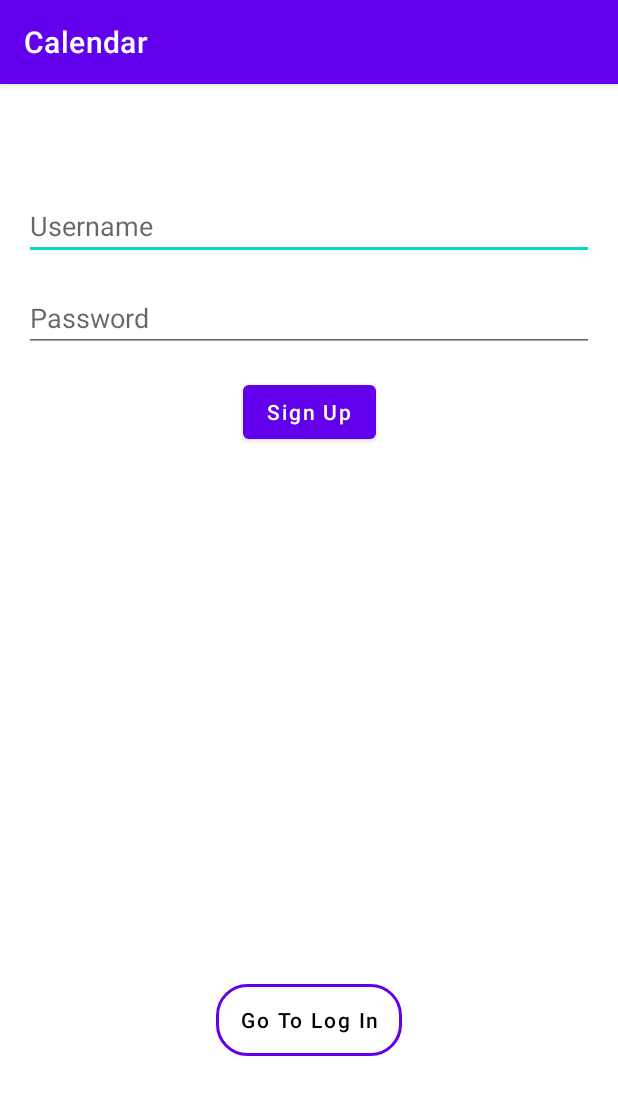
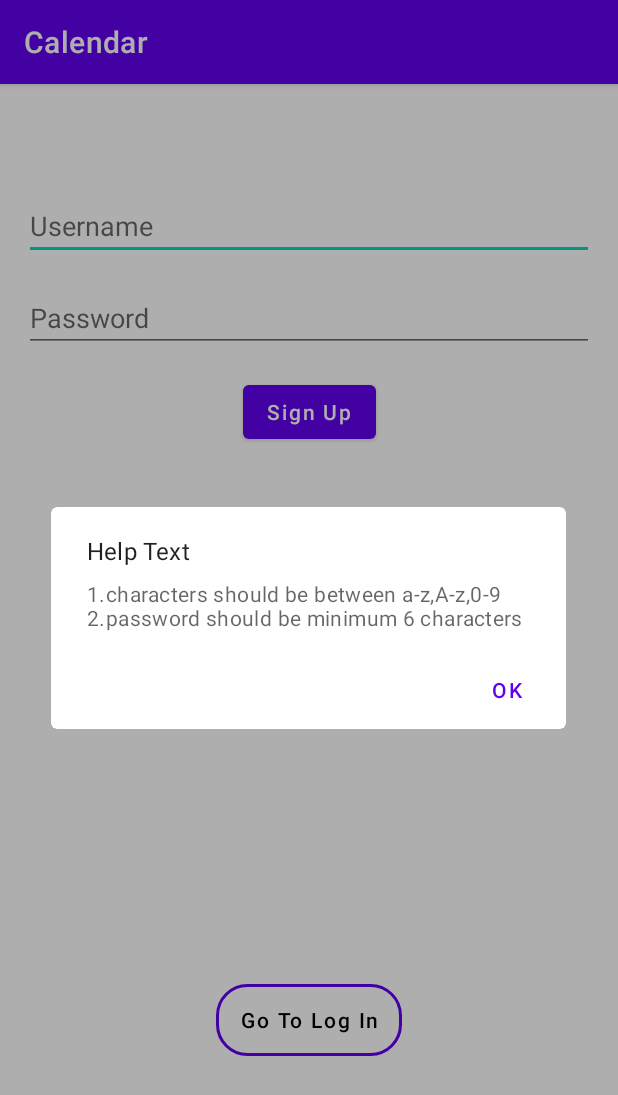
Before and after one commit to stsaikat/weeklycalendar, an Android app: the screen it shows after launch (LogInActivity), after a tap on "Sign Up", on a phone screen of 412 x 824 dp. Shown: the top 1095 px of the screen. Run offline under Robolectric (Android 15) with nearby library versions, the phone set to English and light mode, and no system bars; our stand-ins replace Firebase (no records; nobody signed in at launch, a user with empty details on screens opened directly); 2 other taps on this screen came first.

Commit message:
added some help text

```diff
--- a/app/src/main/java/com/example/calendar/screen/login/LogInActivity.kt
+++ b/app/src/main/java/com/example/calendar/screen/login/LogInActivity.kt
@@ -1,5 +1,6 @@
 package com.example.calendar.screen.login
 
+import android.content.DialogInterface
 import android.content.Intent
 import androidx.appcompat.app.AppCompatActivity
 import android.os.Bundle
@@ -13,6 +14,7 @@ import com.example.calendar.common.AppConsts
 import com.example.calendar.databinding.ActivityLogInBinding
 import com.example.calendar.datamodel.User
 import com.example.calendar.screen.main.MainActivity
+import com.google.android.material.dialog.MaterialAlertDialogBuilder
 import com.google.firebase.auth.ktx.auth
 import com.google.firebase.ktx.Firebase
 import com.google.gson.Gson
@@ -38,15 +40,27 @@ class LogInActivity : AppCompatActivity() {
         // -----------*/
 
         viewModel.toastMessage.observe(this,{
-            binding.pbLoadingUser.visibility = View.GONE
+            showResultView()
             it?.let {
                 viewModel.toastMessage.postValue(null)
                 showToast(it)
             }
         })
 
+        viewModel.dialogText.observe(this,{
+            showResultView()
+            it?.let {
+                viewModel.dialogText.postValue(null)
+                MaterialAlertDialogBuilder(this)
+                    .setTitle("Help Text")
+                    .setMessage("$it")
+                    .setPositiveButton("ok",null)
+                    .show()
+            }
+        })
+
         viewModel.user.observe(this,{
-            binding.pbLoadingUser.visibility = View.GONE
+            showResultView()
             it?.let { user ->
                 startActivity(
                     Intent(this,MainActivity::class.java).apply {
@@ -58,15 +72,27 @@ class LogInActivity : AppCompatActivity() {
         })
     }
 
+    private fun showLoadingView(){
+        binding.pbLoadingUser.visibility = View.VISIBLE
+        binding.btSignUp.isEnabled = false
+        binding.btLogIn.isEnabled = false
+    }
+
+    private fun showResultView(){
+        binding.pbLoadingUser.visibility = View.GONE
+        binding.btSignUp.isEnabled = true
+        binding.btLogIn.isEnabled = true
+    }
+
     fun onSignUpClick(view: View){
-        binding.pbLoadingUser.visibility = View.VISIBLE
+        showLoadingView()
         val username = binding.etUsername.text.toString()
         val password = binding.etPassword.text.toString()
         viewModel.signUp(username,password)
     }
 
     fun onLogInClick(view: View){
-        binding.pbLoadingUser.visibility = View.VISIBLE
+        showLoadingView()
         val username = binding.etUsername.text.toString()
         val password = binding.etPassword.text.toString()
         viewModel.logIn(username,password)
--- a/app/src/main/java/com/example/calendar/screen/login/LogInViewModel.kt
+++ b/app/src/main/java/com/example/calendar/screen/login/LogInViewModel.kt
@@ -11,6 +11,7 @@ class LogInViewModel(private val app: Application) : AndroidViewModel(app) {
 
     val user: MutableLiveData<User?> = MutableLiveData(null)
     val toastMessage: MutableLiveData<String?> = MutableLiveData(null)
+    val dialogText: MutableLiveData<String?> = MutableLiveData(null)
 
     private val auth = Firebase.auth
 
@@ -19,7 +20,8 @@ class LogInViewModel(private val app: Application) : AndroidViewModel(app) {
             !validateUserName(username) ||
             !validatePassword(password)
         ){
-            toastMessage.postValue("Please enter valid username and password")
+            //toastMessage.postValue("Please enter valid username and password")
+            dialogText.postValue("1. Check Network Connection\n2. Check Username\n3. Check Password")
             return
         }
         // TODO: 24/09/2021
@@ -35,9 +37,10 @@ class LogInViewModel(private val app: Application) : AndroidViewModel(app) {
                     }
                 }
                 else {
-                    toastMessage.postValue(
+/*                    toastMessage.postValue(
                         "check network or invalid username or password"
-                    )
+                    )*/
+                    dialogText.postValue("1. Check Network Connection\n2. Check Username\n3. Check Password")
                 }
             }
     }
@@ -46,11 +49,13 @@ class LogInViewModel(private val app: Application) : AndroidViewModel(app) {
 
 
         if(!validateUserName(username)){
-            toastMessage.postValue("Please Enter valid username")
+            //toastMessage.postValue("1. characters should be between a-z,A-z,0-9")
+            dialogText.postValue("characters should be between a-z,A-z,0-9")
             return
         }
         if(!validatePassword(password)){
-            toastMessage.postValue("Please Enter valid password(min 6 char)")
+            //toastMessage.postValue("Please Enter valid password(min 6 char)")
+            dialogText.postValue("1.characters should be between a-z,A-z,0-9\n2.password should be minimum 6 characters")
             return
         }
 
```
